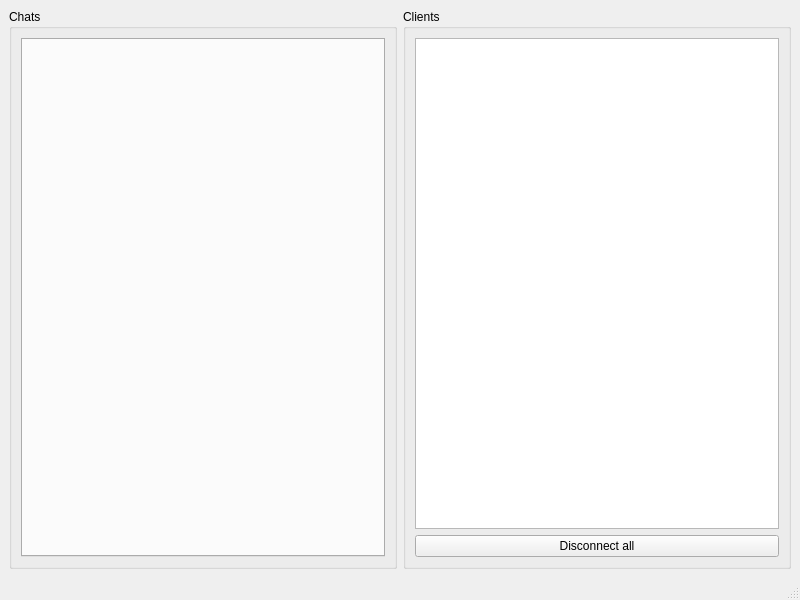
Qt form server/mainwindow.ui (10sorry/messanger) before a commit.
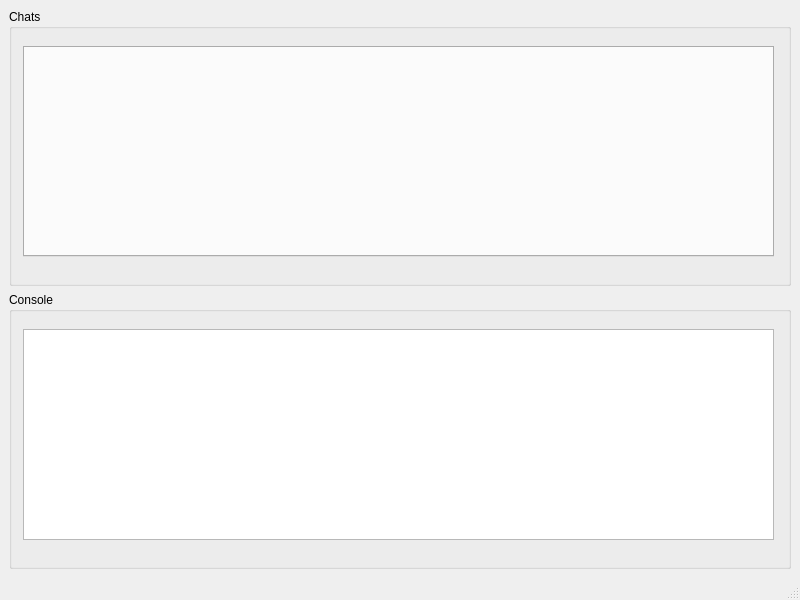
The same form after that commit.

```diff
--- a/server/mainwindow.ui
+++ b/server/mainwindow.ui
@@ -14,36 +14,44 @@
    <string>Server</string>
   </property>
   <widget class="QWidget" name="centralwidget">
-   <layout class="QHBoxLayout" name="horizontalLayout">
+   <layout class="QVBoxLayout" name="verticalLayout">
     <item>
      <widget class="QGroupBox" name="groupChats">
       <property name="title">
        <string>Chats</string>
       </property>
-      <layout class="QVBoxLayout" name="verticalLayout">
-       <item>
-        <widget class="QTabWidget" name="tabChats"/>
-       </item>
-      </layout>
+      <widget class="QTabWidget" name="tabChats">
+       <property name="geometry">
+        <rect>
+         <x>14</x>
+         <y>37</y>
+         <width>751</width>
+         <height>211</height>
+        </rect>
+       </property>
+       <property name="font">
+        <font>
+         <pointsize>9</pointsize>
+        </font>
+       </property>
+      </widget>
      </widget>
     </item>
     <item>
      <widget class="QGroupBox" name="groupClients">
       <property name="title">
-       <string>Clients</string>
+       <string>Console</string>
       </property>
-      <layout class="QVBoxLayout" name="verticalLayout_2">
-       <item>
-        <widget class="QListWidget" name="listClients"/>
-       </item>
-       <item>
-        <widget class="QPushButton" name="buttonDisconnectALl">
-         <property name="text">
-          <string>Disconnect all</string>
-         </property>
-        </widget>
-       </item>
-      </layout>
+      <widget class="QListWidget" name="listClients">
+       <property name="geometry">
+        <rect>
+         <x>14</x>
+         <y>37</y>
+         <width>751</width>
+         <height>211</height>
+        </rect>
+       </property>
+      </widget>
      </widget>
     </item>
    </layout>
```
